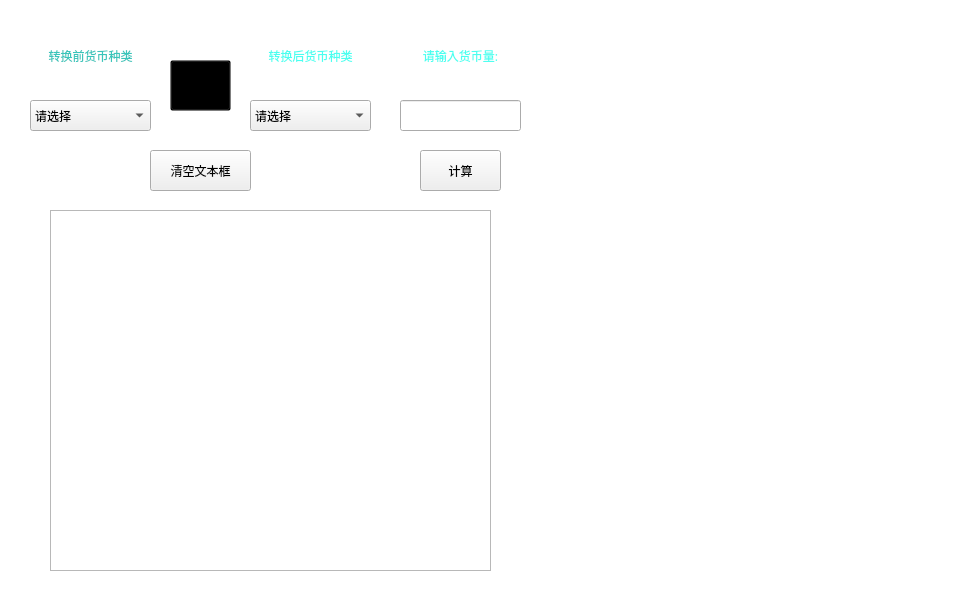
This is GUI.ui in lzy756/exchange-rate-from-ARS-TUR-to-CNY as Qt 5 draws it before an edit. The edited form follows.
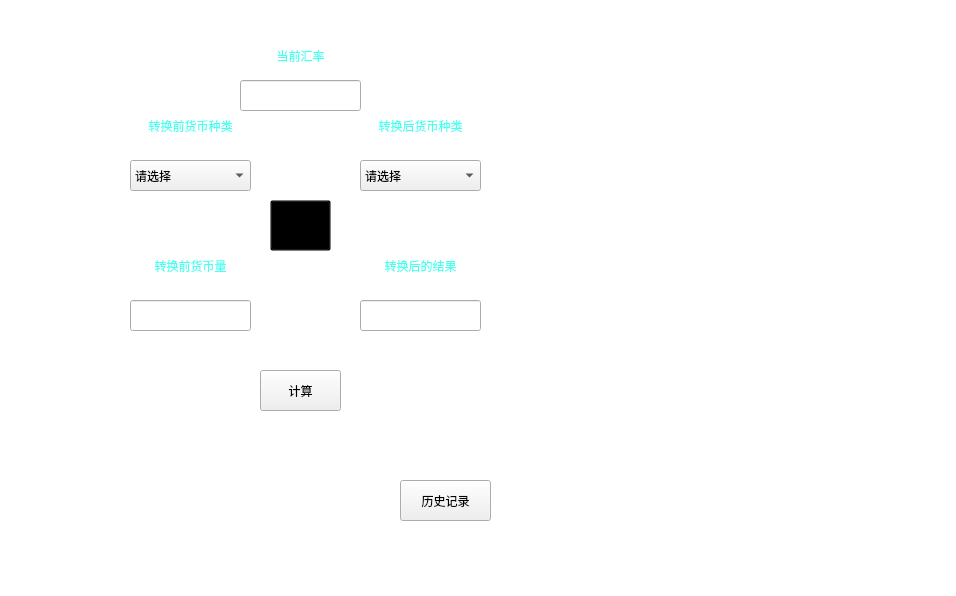
This is the edited form. Icons and pictures are not drawn.

Patch:
```diff
--- a/GUI.ui
+++ b/GUI.ui
@@ -41,8 +41,8 @@
   <widget class="QComboBox" name="fromcomboBox">
    <property name="geometry">
     <rect>
-     <x>30</x>
-     <y>100</y>
+     <x>130</x>
+     <y>160</y>
      <width>121</width>
      <height>31</height>
     </rect>
@@ -61,8 +61,8 @@
   <widget class="QComboBox" name="tocomboBox">
    <property name="geometry">
     <rect>
-     <x>250</x>
-     <y>100</y>
+     <x>360</x>
+     <y>160</y>
      <width>121</width>
      <height>31</height>
     </rect>
@@ -81,8 +81,8 @@
   <widget class="QPushButton" name="calbutton">
    <property name="geometry">
     <rect>
-     <x>420</x>
-     <y>150</y>
+     <x>260</x>
+     <y>370</y>
      <width>81</width>
      <height>41</height>
     </rect>
@@ -96,45 +96,6 @@
     <string>计算</string>
    </property>
   </widget>
-  <widget class="QTextBrowser" name="showtextBrowser">
-   <property name="geometry">
-    <rect>
-     <x>50</x>
-     <y>210</y>
-     <width>441</width>
-     <height>361</height>
-    </rect>
-   </property>
-   <property name="styleSheet">
-    <string notr="true"/>
-   </property>
-   <property name="html">
-    <string>&lt;!DOCTYPE HTML PUBLIC &quot;-//W3C//DTD HTML 4.0//EN&quot; &quot;http://www.w3.org/TR/REC-html40/strict.dtd&quot;&gt;
-&lt;html&gt;&lt;head&gt;&lt;meta name=&quot;qrichtext&quot; content=&quot;1&quot; /&gt;&lt;style type=&quot;text/css&quot;&gt;
-p, li { white-space: pre-wrap; }
-&lt;/style&gt;&lt;/head&gt;&lt;body style=&quot; font-family:'SimSun'; font-size:9pt; font-weight:400; font-style:normal;&quot;&gt;
-&lt;p style=&quot;-qt-paragraph-type:empty; margin-top:0px; margin-bottom:0px; margin-left:0px; margin-right:0px; -qt-block-indent:0; text-indent:0px;&quot;&gt;&lt;br /&gt;&lt;/p&gt;&lt;/body&gt;&lt;/html&gt;</string>
-   </property>
-  </widget>
-  <widget class="QPushButton" name="clearButton">
-   <property name="geometry">
-    <rect>
-     <x>150</x>
-     <y>150</y>
-     <width>101</width>
-     <height>41</height>
-    </rect>
-   </property>
-   <property name="font">
-    <font>
-     <family>微软雅黑</family>
-     <pointsize>9</pointsize>
-    </font>
-   </property>
-   <property name="text">
-    <string>清空文本框</string>
-   </property>
-  </widget>
   <widget class="QListView" name="listView">
    <property name="geometry">
     <rect>
@@ -145,14 +106,14 @@
     </rect>
    </property>
    <property name="styleSheet">
-    <string notr="true">background-image: url(:/2.jpg);</string>
+    <string notr="true">background-image: url(:/3.jpg);</string>
    </property>
   </widget>
   <widget class="QLabel" name="label">
    <property name="geometry">
     <rect>
-     <x>400</x>
-     <y>40</y>
+     <x>130</x>
+     <y>250</y>
      <width>121</width>
      <height>31</height>
     </rect>
@@ -167,7 +128,7 @@
 color: rgb(74, 255, 240);</string>
    </property>
    <property name="text">
-    <string>请输入货币量:</string>
+    <string>转换前货币量</string>
    </property>
    <property name="alignment">
     <set>Qt::AlignCenter</set>
@@ -176,8 +137,8 @@
   <widget class="QLineEdit" name="lineEdit">
    <property name="geometry">
     <rect>
-     <x>400</x>
-     <y>100</y>
+     <x>130</x>
+     <y>300</y>
      <width>121</width>
      <height>31</height>
     </rect>
@@ -186,8 +147,8 @@
   <widget class="QLabel" name="label_2">
    <property name="geometry">
     <rect>
-     <x>250</x>
-     <y>40</y>
+     <x>360</x>
+     <y>110</y>
      <width>121</width>
      <height>31</height>
     </rect>
@@ -220,8 +181,8 @@
   <widget class="QLabel" name="label_3">
    <property name="geometry">
     <rect>
-     <x>30</x>
-     <y>40</y>
+     <x>130</x>
+     <y>110</y>
      <width>121</width>
      <height>31</height>
     </rect>
@@ -233,7 +194,7 @@
    </property>
    <property name="styleSheet">
     <string notr="true">background-color: transparent;
-color: rgb(57, 197, 187);</string>
+color: rgb(74, 255, 240);</string>
    </property>
    <property name="text">
     <string>转换前货币种类</string>
@@ -245,8 +206,8 @@
   <widget class="QPushButton" name="changeButton">
    <property name="geometry">
     <rect>
-     <x>170</x>
-     <y>60</y>
+     <x>270</x>
+     <y>200</y>
      <width>61</width>
      <height>51</height>
     </rect>
@@ -259,17 +220,115 @@
     <string/>
    </property>
   </widget>
+  <widget class="QLabel" name="label_4">
+   <property name="geometry">
+    <rect>
+     <x>360</x>
+     <y>250</y>
+     <width>121</width>
+     <height>31</height>
+    </rect>
+   </property>
+   <property name="font">
+    <font>
+     <family>微软雅黑</family>
+    </font>
+   </property>
+   <property name="styleSheet">
+    <string notr="true">background-color: transparent;
+color: rgb(74, 255, 240);
+</string>
+   </property>
+   <property name="text">
+    <string>转换后的结果</string>
+   </property>
+   <property name="alignment">
+    <set>Qt::AlignCenter</set>
+   </property>
+  </widget>
+  <widget class="QLineEdit" name="outEdit">
+   <property name="geometry">
+    <rect>
+     <x>360</x>
+     <y>300</y>
+     <width>121</width>
+     <height>31</height>
+    </rect>
+   </property>
+   <property name="readOnly">
+    <bool>true</bool>
+   </property>
+  </widget>
+  <widget class="QPushButton" name="historybuttom">
+   <property name="geometry">
+    <rect>
+     <x>400</x>
+     <y>480</y>
+     <width>91</width>
+     <height>41</height>
+    </rect>
+   </property>
+   <property name="font">
+    <font>
+     <family>微软雅黑 Light</family>
+    </font>
+   </property>
+   <property name="text">
+    <string>历史记录</string>
+   </property>
+  </widget>
+  <widget class="QLineEdit" name="hvEdit">
+   <property name="geometry">
+    <rect>
+     <x>240</x>
+     <y>80</y>
+     <width>121</width>
+     <height>31</height>
+    </rect>
+   </property>
+   <property name="readOnly">
+    <bool>true</bool>
+   </property>
+  </widget>
+  <widget class="QLabel" name="label_5">
+   <property name="geometry">
+    <rect>
+     <x>240</x>
+     <y>40</y>
+     <width>121</width>
+     <height>31</height>
+    </rect>
+   </property>
+   <property name="font">
+    <font>
+     <family>微软雅黑</family>
+    </font>
+   </property>
+   <property name="styleSheet">
+    <string notr="true">background-color: transparent;
+color: rgb(74, 255, 240);</string>
+   </property>
+   <property name="text">
+    <string>当前汇率</string>
+   </property>
+   <property name="alignment">
+    <set>Qt::AlignCenter</set>
+   </property>
+  </widget>
   <zorder>listView</zorder>
   <zorder>fromcomboBox</zorder>
   <zorder>tocomboBox</zorder>
   <zorder>calbutton</zorder>
-  <zorder>showtextBrowser</zorder>
-  <zorder>clearButton</zorder>
   <zorder>label</zorder>
   <zorder>lineEdit</zorder>
   <zorder>label_2</zorder>
   <zorder>label_3</zorder>
   <zorder>changeButton</zorder>
+  <zorder>label_4</zorder>
+  <zorder>outEdit</zorder>
+  <zorder>historybuttom</zorder>
+  <zorder>hvEdit</zorder>
+  <zorder>label_5</zorder>
  </widget>
  <resources>
   <include location="picture.qrc"/>
```
